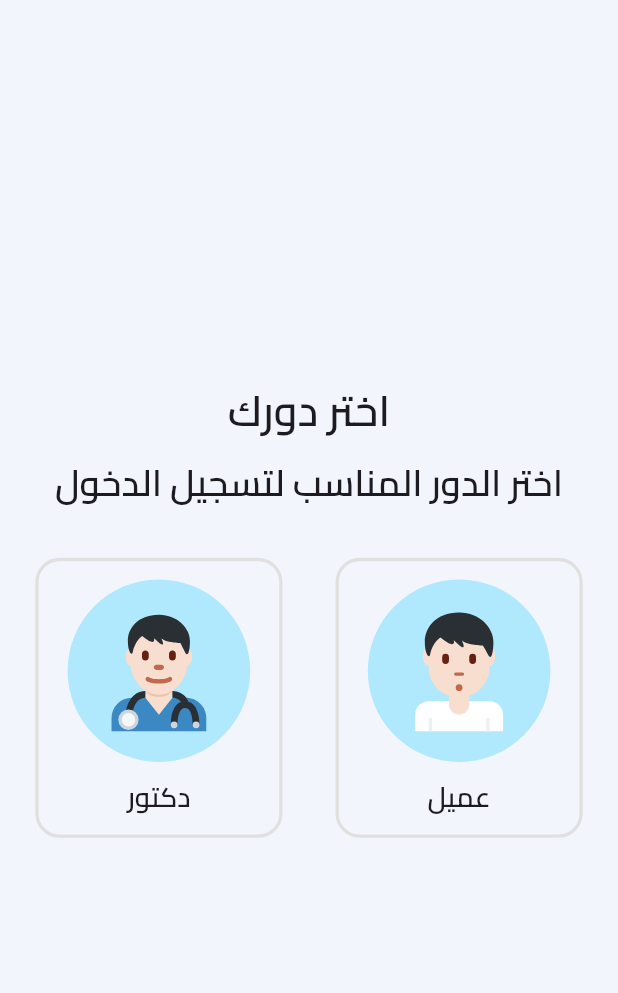
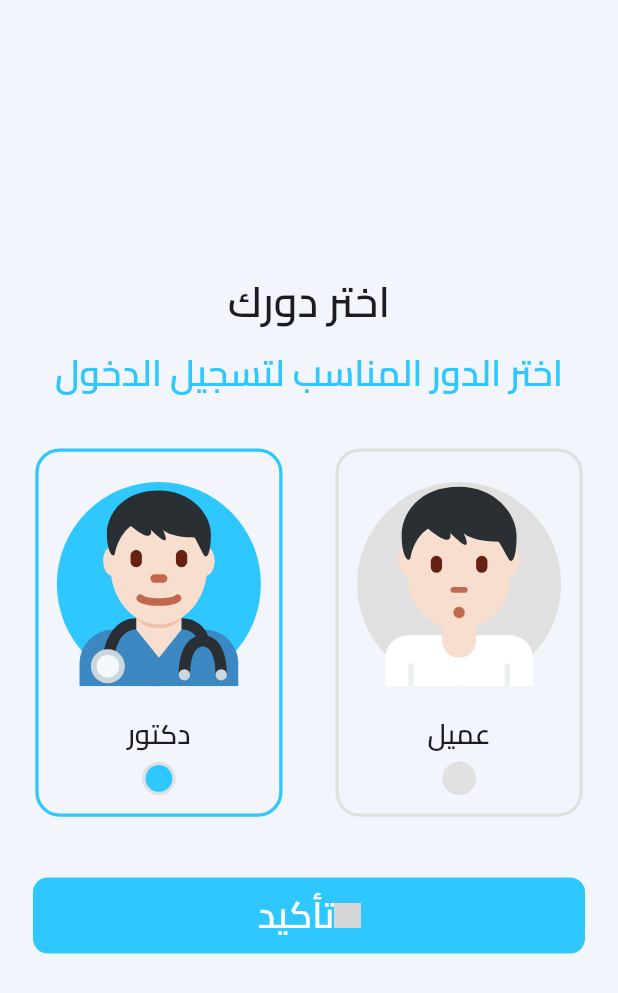
Before and after one commit to bahaaelmetwali/doktory, a Flutter app: the screen it shows after launch, on a phone screen of 412 x 824 dp. Shown: the top 993 px of the screen. Run offline on Flutter 3.47's test engine with Material 3 defaults, Android fonts, the phone set to English and light mode, and no system bars; our stand-ins replace animated_text_kit, firebase_core, flutter_screenutil, flutter_svg, go_router, lottie; accounts and stored records are empty; grey boxes are pictures that could not be loaded.

Commit message:
feat: add role selection screen with dynamic RoleCard

```diff
--- /dev/null
+++ b/lib/core/widgets/custom_button.dart
@@ -0,0 +1,41 @@
+import 'package:doktory/core/constants.dart';
+import 'package:doktory/core/utils/styles.dart';
+import 'package:flutter/material.dart';
+import 'package:flutter_screenutil/flutter_screenutil.dart';
+import 'package:flutter_svg/svg.dart';
+
+class CustomButton extends StatelessWidget {
+  const CustomButton({super.key, required this.onPressed, required this.text});
+  final void Function()? onPressed;
+  final String text;
+
+  @override
+  Widget build(BuildContext context) {
+    return TextButton(
+      onPressed: onPressed,
+      child: Container(
+        height: 50.h,
+        width: 335.w,
+
+        decoration: BoxDecoration(
+          color: AppColors.primary,
+          borderRadius: BorderRadius.circular(10),
+        ),
+        child: Row(
+          mainAxisAlignment: MainAxisAlignment.center,
+          children: [
+            Text(
+              text,
+              style: Styles.textStyle24SemiBold.copyWith(color: Colors.white),
+            ),
+            SvgPicture.asset(
+              'assets/icons/next-arrow.svg',
+              height: 16.h,
+              width: 16.w,
+            ),
+          ],
+        ),
+      ),
+    );
+  }
+}
--- a/lib/features/splash/presentation/views/select_role_screen.dart
+++ b/lib/features/splash/presentation/views/select_role_screen.dart
@@ -1,8 +1,6 @@
 import 'package:doktory/core/constants.dart';
-import 'package:doktory/core/utils/styles.dart';
-import 'package:doktory/features/splash/widgets/role_card.dart';
+import 'package:doktory/features/splash/widgets/selected_role_screen_body.dart';
 import 'package:flutter/material.dart';
-import 'package:flutter_screenutil/flutter_screenutil.dart';
 
 class SelectRoleScreen extends StatelessWidget {
   const SelectRoleScreen({super.key});
@@ -11,36 +9,7 @@ class SelectRoleScreen extends StatelessWidget {
   Widget build(BuildContext context) {
     return Scaffold(
       backgroundColor: AppColors.scaffold,
-      body: Center(
-        child: Column(
-          mainAxisAlignment: MainAxisAlignment.center,
-          children: [
-            Text('اختر دورك', style: Styles.textStyle28SemiBold),
-            SizedBox(height: 10.h),
-            Text(
-              'اختر الدور المناسب لتسجيل الدخول',
-              style: Styles.textStyle24SemiBold,
-            ),
-            SizedBox(height: 20.h),
-            Row(
-              mainAxisAlignment: MainAxisAlignment.center,
-              children: [
-                RoleCard(
-                  iconPath: 'assets/icons/doctor.svg',
-                  label: 'دكتور',
-                  onTap: () {},
-                ),
-                SizedBox(width: 10.w),
-                RoleCard(
-                  iconPath: 'assets/icons/client.svg',
-                  label: 'عميل',
-                  onTap: () {},
-                ),
-              ],
-            ),
-          ],
-        ),
-      ),
+      body: SelectedRoleScreenBody(),
     );
   }
 }
--- a/lib/features/splash/widgets/role_card.dart
+++ b/lib/features/splash/widgets/role_card.dart
@@ -14,32 +14,68 @@ class RoleCard extends StatelessWidget {
     required this.iconPath,
     required this.label,
     required this.onTap,
+    required this.isSelected,
   });
-
+  final bool isSelected;
   @override
   Widget build(BuildContext context) {
     return GestureDetector(
       onTap: onTap,
       child: Padding(
         padding: EdgeInsets.all(12.r),
-        child: Container(
+        child: AnimatedContainer(
+          duration: const Duration(milliseconds: 500),
+          curve: Curves.easeInOut,
           width: 150.w,
           decoration: BoxDecoration(
             borderRadius: BorderRadius.circular(16.r),
-            border: Border.all(color: Colors.grey.shade300, width: 2.w),
+            border: Border.all(
+              color: isSelected ? AppColors.primary : Colors.grey.shade300,
+              width: 2.w,
+            ),
           ),
           child: Padding(
             padding: EdgeInsets.all(12.r),
             child: Column(
               mainAxisSize: MainAxisSize.min,
               children: [
-                CircleAvatar(
-                  radius: 60.r,
-                  backgroundColor: AppColors.bright,
-                  child: SvgPicture.asset(iconPath, width: 80.w, height: 80.h),
+                AnimatedContainer(
+                  duration: const Duration(milliseconds: 500),
+                  curve: Curves.easeInOut,
+                  width: 150.w,
+                  height: 150.h,
+                  decoration: BoxDecoration(
+                    shape: BoxShape.circle,
+                    color: isSelected
+                        ? AppColors.primary
+                        : Colors.grey.shade300,
+                  ),
+                  child: SvgPicture.asset(iconPath, width: 40.w, height: 40.h),
                 ),
                 SizedBox(height: 10.h),
                 Text(label, style: Styles.textStyle18SemiBold),
+                SizedBox(height: 6.h),
+                Container(
+                  width: 22.w,
+                  height: 22.h,
+                  decoration: BoxDecoration(
+                    shape: BoxShape.circle,
+                    border: Border.all(color: Colors.grey.shade300, width: 2.w),
+                  ),
+                  child: Center(
+                    child: AnimatedContainer(
+                      duration: const Duration(milliseconds: 500),
+                      curve: Curves.easeInOut,
+
+                      decoration: BoxDecoration(
+                        color: isSelected
+                            ? AppColors.primary
+                            : Colors.grey.shade300,
+                        shape: BoxShape.circle,
+                      ),
+                    ),
+                  ),
+                ),
               ],
             ),
           ),
--- /dev/null
+++ b/lib/features/splash/widgets/selected_role_screen_body.dart
@@ -0,0 +1,66 @@
+import 'package:doktory/core/constants.dart';
+import 'package:doktory/core/utils/styles.dart';
+import 'package:doktory/core/widgets/custom_button.dart';
+import 'package:doktory/features/splash/widgets/role_card.dart';
+import 'package:flutter/material.dart';
+import 'package:flutter_screenutil/flutter_screenutil.dart';
+
+class SelectedRoleScreenBody extends StatefulWidget {
+  const SelectedRoleScreenBody({super.key});
+
+  @override
+  State<SelectedRoleScreenBody> createState() => _SelectedRoleScreenBodyState();
+}
+
+class _SelectedRoleScreenBodyState extends State<SelectedRoleScreenBody> {
+  bool isSelected = true;
+  @override
+  Widget build(BuildContext context) {
+    return Center(
+      child: SingleChildScrollView(
+        child: Column(
+          mainAxisAlignment: MainAxisAlignment.center,
+          children: [
+            Text('اختر دورك', style: Styles.textStyle28SemiBold),
+            SizedBox(height: 10.h),
+            Text(
+              'اختر الدور المناسب لتسجيل الدخول',
+              style: Styles.textStyle24SemiBold.copyWith(
+                color: AppColors.primary,
+              ),
+            ),
+            SizedBox(height: 20.h),
+            Row(
+              mainAxisAlignment: MainAxisAlignment.center,
+              children: [
+                RoleCard(
+                  iconPath: 'assets/icons/doctor.svg',
+                  label: 'دكتور',
+                  onTap: () {
+                    setState(() {
+                      isSelected = true;
+                    });
+                  },
+                  isSelected: isSelected,
+                ),
+                SizedBox(width: 10.w),
+                RoleCard(
+                  iconPath: 'assets/icons/client.svg',
+                  label: 'عميل',
+                  onTap: () {
+                    setState(() {
+                      isSelected = false;
+                    });
+                  },
+                  isSelected: !isSelected,
+                ),
+              ],
+            ),
+            SizedBox(height: 20.h),
+            CustomButton(onPressed: () {}, text: 'تأكيد'),
+          ],
+        ),
+      ),
+    );
+  }
+}
```
